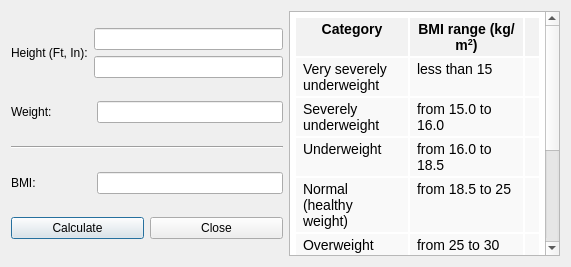
Before: the Qt Designer form mealplanner/calcbmi.ui in escobaros-dos/mealplanner, drawn with Qt 5.
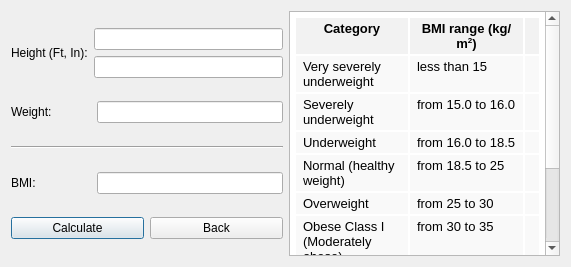
After: the same form once the commit is applied.

What changed in the file:
```diff
--- a/mealplanner/calcbmi.ui
+++ b/mealplanner/calcbmi.ui
@@ -106,7 +106,7 @@
        <item>
         <widget class="QPushButton" name="closeButton">
          <property name="text">
-          <string>Close</string>
+          <string>Back</string>
          </property>
         </widget>
        </item>
@@ -120,61 +120,61 @@
       <string>&lt;!DOCTYPE HTML PUBLIC &quot;-//W3C//DTD HTML 4.0//EN&quot; &quot;http://www.w3.org/TR/REC-html40/strict.dtd&quot;&gt;
 &lt;html&gt;&lt;head&gt;&lt;meta name=&quot;qrichtext&quot; content=&quot;1&quot; /&gt;&lt;style type=&quot;text/css&quot;&gt;
 p, li { white-space: pre-wrap; }
-&lt;/style&gt;&lt;/head&gt;&lt;body style=&quot; font-family:'Droid Sans'; font-size:10pt; font-weight:400; font-style:normal;&quot;&gt;
+&lt;/style&gt;&lt;/head&gt;&lt;body style=&quot; font-family:'MS Shell Dlg 2'; font-size:8.25pt; font-weight:400; font-style:normal;&quot;&gt;
 &lt;table border=&quot;0&quot; style=&quot; margin-top:0px; margin-bottom:0px; margin-left:0px; margin-right:0px;&quot; cellspacing=&quot;2&quot; cellpadding=&quot;0&quot;&gt;
 &lt;tr&gt;
 &lt;td bgcolor=&quot;#f2f2f2&quot; style=&quot; padding-left:7; padding-right:7; padding-top:3; padding-bottom:3;&quot;&gt;
-&lt;p align=&quot;center&quot; style=&quot; margin-top:0px; margin-bottom:0px; margin-left:0px; margin-right:0px; -qt-block-indent:0; text-indent:0px;&quot;&gt;&lt;span style=&quot; font-family:'sans-serif'; font-size:14px; font-weight:600; color:#000000; background-color:#f2f2f2;&quot;&gt;Category&lt;/span&gt;&lt;/p&gt;&lt;/td&gt;
+&lt;p align=&quot;center&quot; style=&quot; margin-top:0px; margin-bottom:0px; margin-left:0px; margin-right:0px; -qt-block-indent:0; text-indent:0px;&quot;&gt;&lt;span style=&quot; font-family:'sans-serif'; font-size:10pt; font-weight:600; color:#000000; background-color:#f2f2f2;&quot;&gt;Category&lt;/span&gt;&lt;/p&gt;&lt;/td&gt;
 &lt;td bgcolor=&quot;#f2f2f2&quot; style=&quot; padding-left:7; padding-right:7; padding-top:3; padding-bottom:3;&quot;&gt;
-&lt;p align=&quot;center&quot; style=&quot; margin-top:0px; margin-bottom:0px; margin-left:0px; margin-right:0px; -qt-block-indent:0; text-indent:0px;&quot;&gt;&lt;span style=&quot; font-family:'sans-serif'; font-size:14px; font-weight:600; color:#000000; background-color:#f2f2f2;&quot;&gt;BMI range (kg/m&lt;/span&gt;&lt;span style=&quot; font-family:'sans-serif'; font-size:14px; font-weight:600; color:#000000; vertical-align:super;&quot;&gt;2&lt;/span&gt;&lt;span style=&quot; font-family:'sans-serif'; font-size:14px; font-weight:600; color:#000000;&quot;&gt;)&lt;/span&gt;&lt;/p&gt;&lt;/td&gt;
+&lt;p align=&quot;center&quot; style=&quot; margin-top:0px; margin-bottom:0px; margin-left:0px; margin-right:0px; -qt-block-indent:0; text-indent:0px;&quot;&gt;&lt;span style=&quot; font-family:'sans-serif'; font-size:10pt; font-weight:600; color:#000000; background-color:#f2f2f2;&quot;&gt;BMI range (kg/m&lt;/span&gt;&lt;span style=&quot; font-family:'sans-serif'; font-size:10pt; font-weight:600; color:#000000; vertical-align:super;&quot;&gt;2&lt;/span&gt;&lt;span style=&quot; font-family:'sans-serif'; font-size:10pt; font-weight:600; color:#000000;&quot;&gt;)&lt;/span&gt;&lt;/p&gt;&lt;/td&gt;
 &lt;td bgcolor=&quot;#f2f2f2&quot; style=&quot; padding-left:7; padding-right:7; padding-top:3; padding-bottom:3;&quot;&gt;&lt;/td&gt;&lt;/tr&gt;
 &lt;tr&gt;
 &lt;td bgcolor=&quot;#f9f9f9&quot; style=&quot; padding-left:7; padding-right:7; padding-top:3; padding-bottom:3;&quot;&gt;
-&lt;p style=&quot; margin-top:0px; margin-bottom:0px; margin-left:0px; margin-right:0px; -qt-block-indent:0; text-indent:0px;&quot;&gt;&lt;span style=&quot; font-family:'sans-serif'; font-size:14px; color:#000000; background-color:#f9f9f9;&quot;&gt;Very severely underweight&lt;/span&gt;&lt;/p&gt;&lt;/td&gt;
+&lt;p style=&quot; margin-top:0px; margin-bottom:0px; margin-left:0px; margin-right:0px; -qt-block-indent:0; text-indent:0px;&quot;&gt;&lt;span style=&quot; font-family:'sans-serif'; font-size:10pt; color:#000000; background-color:#f9f9f9;&quot;&gt;Very severely underweight&lt;/span&gt;&lt;/p&gt;&lt;/td&gt;
 &lt;td bgcolor=&quot;#f9f9f9&quot; style=&quot; padding-left:7; padding-right:7; padding-top:3; padding-bottom:3;&quot;&gt;
-&lt;p style=&quot; margin-top:0px; margin-bottom:0px; margin-left:0px; margin-right:0px; -qt-block-indent:0; text-indent:0px;&quot;&gt;&lt;span style=&quot; font-family:'sans-serif'; font-size:14px; color:#000000; background-color:#f9f9f9;&quot;&gt;less than 15&lt;/span&gt;&lt;/p&gt;&lt;/td&gt;
+&lt;p style=&quot; margin-top:0px; margin-bottom:0px; margin-left:0px; margin-right:0px; -qt-block-indent:0; text-indent:0px;&quot;&gt;&lt;span style=&quot; font-family:'sans-serif'; font-size:10pt; color:#000000; background-color:#f9f9f9;&quot;&gt;less than 15&lt;/span&gt;&lt;/p&gt;&lt;/td&gt;
 &lt;td bgcolor=&quot;#f9f9f9&quot; style=&quot; padding-left:7; padding-right:7; padding-top:3; padding-bottom:3;&quot;&gt;&lt;/td&gt;&lt;/tr&gt;
 &lt;tr&gt;
 &lt;td bgcolor=&quot;#f9f9f9&quot; style=&quot; padding-left:7; padding-right:7; padding-top:3; padding-bottom:3;&quot;&gt;
-&lt;p style=&quot; margin-top:0px; margin-bottom:0px; margin-left:0px; margin-right:0px; -qt-block-indent:0; text-indent:0px;&quot;&gt;&lt;span style=&quot; font-family:'sans-serif'; font-size:14px; color:#000000; background-color:#f9f9f9;&quot;&gt;Severely underweight&lt;/span&gt;&lt;/p&gt;&lt;/td&gt;
+&lt;p style=&quot; margin-top:0px; margin-bottom:0px; margin-left:0px; margin-right:0px; -qt-block-indent:0; text-indent:0px;&quot;&gt;&lt;span style=&quot; font-family:'sans-serif'; font-size:10pt; color:#000000; background-color:#f9f9f9;&quot;&gt;Severely underweight&lt;/span&gt;&lt;/p&gt;&lt;/td&gt;
 &lt;td bgcolor=&quot;#f9f9f9&quot; style=&quot; padding-left:7; padding-right:7; padding-top:3; padding-bottom:3;&quot;&gt;
-&lt;p style=&quot; margin-top:0px; margin-bottom:0px; margin-left:0px; margin-right:0px; -qt-block-indent:0; text-indent:0px;&quot;&gt;&lt;span style=&quot; font-family:'sans-serif'; font-size:14px; color:#000000; background-color:#f9f9f9;&quot;&gt;from 15.0 to 16.0&lt;/span&gt;&lt;/p&gt;&lt;/td&gt;
+&lt;p style=&quot; margin-top:0px; margin-bottom:0px; margin-left:0px; margin-right:0px; -qt-block-indent:0; text-indent:0px;&quot;&gt;&lt;span style=&quot; font-family:'sans-serif'; font-size:10pt; color:#000000; background-color:#f9f9f9;&quot;&gt;from 15.0 to 16.0&lt;/span&gt;&lt;/p&gt;&lt;/td&gt;
 &lt;td bgcolor=&quot;#f9f9f9&quot; style=&quot; padding-left:7; padding-right:7; padding-top:3; padding-bottom:3;&quot;&gt;&lt;/td&gt;&lt;/tr&gt;
 &lt;tr&gt;
 &lt;td bgcolor=&quot;#f9f9f9&quot; style=&quot; padding-left:7; padding-right:7; padding-top:3; padding-bottom:3;&quot;&gt;
-&lt;p style=&quot; margin-top:0px; margin-bottom:0px; margin-left:0px; margin-right:0px; -qt-block-indent:0; text-indent:0px;&quot;&gt;&lt;span style=&quot; font-family:'sans-serif'; font-size:14px; color:#000000; background-color:#f9f9f9;&quot;&gt;Underweight&lt;/span&gt;&lt;/p&gt;&lt;/td&gt;
+&lt;p style=&quot; margin-top:0px; margin-bottom:0px; margin-left:0px; margin-right:0px; -qt-block-indent:0; text-indent:0px;&quot;&gt;&lt;span style=&quot; font-family:'sans-serif'; font-size:10pt; color:#000000; background-color:#f9f9f9;&quot;&gt;Underweight&lt;/span&gt;&lt;/p&gt;&lt;/td&gt;
 &lt;td bgcolor=&quot;#f9f9f9&quot; style=&quot; padding-left:7; padding-right:7; padding-top:3; padding-bottom:3;&quot;&gt;
-&lt;p style=&quot; margin-top:0px; margin-bottom:0px; margin-left:0px; margin-right:0px; -qt-block-indent:0; text-indent:0px;&quot;&gt;&lt;span style=&quot; font-family:'sans-serif'; font-size:14px; color:#000000; background-color:#f9f9f9;&quot;&gt;from 16.0 to 18.5&lt;/span&gt;&lt;/p&gt;&lt;/td&gt;
+&lt;p style=&quot; margin-top:0px; margin-bottom:0px; margin-left:0px; margin-right:0px; -qt-block-indent:0; text-indent:0px;&quot;&gt;&lt;span style=&quot; font-family:'sans-serif'; font-size:10pt; color:#000000; background-color:#f9f9f9;&quot;&gt;from 16.0 to 18.5&lt;/span&gt;&lt;/p&gt;&lt;/td&gt;
 &lt;td bgcolor=&quot;#f9f9f9&quot; style=&quot; padding-left:7; padding-right:7; padding-top:3; padding-bottom:3;&quot;&gt;&lt;/td&gt;&lt;/tr&gt;
 &lt;tr&gt;
 &lt;td bgcolor=&quot;#f9f9f9&quot; style=&quot; padding-left:7; padding-right:7; padding-top:3; padding-bottom:3;&quot;&gt;
-&lt;p style=&quot; margin-top:0px; margin-bottom:0px; margin-left:0px; margin-right:0px; -qt-block-indent:0; text-indent:0px;&quot;&gt;&lt;span style=&quot; font-family:'sans-serif'; font-size:14px; color:#000000; background-color:#f9f9f9;&quot;&gt;Normal (healthy weight)&lt;/span&gt;&lt;/p&gt;&lt;/td&gt;
+&lt;p style=&quot; margin-top:0px; margin-bottom:0px; margin-left:0px; margin-right:0px; -qt-block-indent:0; text-indent:0px;&quot;&gt;&lt;span style=&quot; font-family:'sans-serif'; font-size:10pt; color:#000000; background-color:#f9f9f9;&quot;&gt;Normal (healthy weight)&lt;/span&gt;&lt;/p&gt;&lt;/td&gt;
 &lt;td bgcolor=&quot;#f9f9f9&quot; style=&quot; padding-left:7; padding-right:7; padding-top:3; padding-bottom:3;&quot;&gt;
-&lt;p style=&quot; margin-top:0px; margin-bottom:0px; margin-left:0px; margin-right:0px; -qt-block-indent:0; text-indent:0px;&quot;&gt;&lt;span style=&quot; font-family:'sans-serif'; font-size:14px; color:#000000; background-color:#f9f9f9;&quot;&gt;from 18.5 to 25&lt;/span&gt;&lt;/p&gt;&lt;/td&gt;
+&lt;p style=&quot; margin-top:0px; margin-bottom:0px; margin-left:0px; margin-right:0px; -qt-block-indent:0; text-indent:0px;&quot;&gt;&lt;span style=&quot; font-family:'sans-serif'; font-size:10pt; color:#000000; background-color:#f9f9f9;&quot;&gt;from 18.5 to 25&lt;/span&gt;&lt;/p&gt;&lt;/td&gt;
 &lt;td bgcolor=&quot;#f9f9f9&quot; style=&quot; padding-left:7; padding-right:7; padding-top:3; padding-bottom:3;&quot;&gt;&lt;/td&gt;&lt;/tr&gt;
 &lt;tr&gt;
 &lt;td bgcolor=&quot;#f9f9f9&quot; style=&quot; padding-left:7; padding-right:7; padding-top:3; padding-bottom:3;&quot;&gt;
-&lt;p style=&quot; margin-top:0px; margin-bottom:0px; margin-left:0px; margin-right:0px; -qt-block-indent:0; text-indent:0px;&quot;&gt;&lt;span style=&quot; font-family:'sans-serif'; font-size:14px; color:#000000; background-color:#f9f9f9;&quot;&gt;Overweight&lt;/span&gt;&lt;/p&gt;&lt;/td&gt;
+&lt;p style=&quot; margin-top:0px; margin-bottom:0px; margin-left:0px; margin-right:0px; -qt-block-indent:0; text-indent:0px;&quot;&gt;&lt;span style=&quot; font-family:'sans-serif'; font-size:10pt; color:#000000; background-color:#f9f9f9;&quot;&gt;Overweight&lt;/span&gt;&lt;/p&gt;&lt;/td&gt;
 &lt;td bgcolor=&quot;#f9f9f9&quot; style=&quot; padding-left:7; padding-right:7; padding-top:3; padding-bottom:3;&quot;&gt;
-&lt;p style=&quot; margin-top:0px; margin-bottom:0px; margin-left:0px; margin-right:0px; -qt-block-indent:0; text-indent:0px;&quot;&gt;&lt;span style=&quot; font-family:'sans-serif'; font-size:14px; color:#000000; background-color:#f9f9f9;&quot;&gt;from 25 to 30&lt;/span&gt;&lt;/p&gt;&lt;/td&gt;
+&lt;p style=&quot; margin-top:0px; margin-bottom:0px; margin-left:0px; margin-right:0px; -qt-block-indent:0; text-indent:0px;&quot;&gt;&lt;span style=&quot; font-family:'sans-serif'; font-size:10pt; color:#000000; background-color:#f9f9f9;&quot;&gt;from 25 to 30&lt;/span&gt;&lt;/p&gt;&lt;/td&gt;
 &lt;td bgcolor=&quot;#f9f9f9&quot; style=&quot; padding-left:7; padding-right:7; padding-top:3; padding-bottom:3;&quot;&gt;&lt;/td&gt;&lt;/tr&gt;
 &lt;tr&gt;
 &lt;td bgcolor=&quot;#f9f9f9&quot; style=&quot; padding-left:7; padding-right:7; padding-top:3; padding-bottom:3;&quot;&gt;
-&lt;p style=&quot; margin-top:0px; margin-bottom:0px; margin-left:0px; margin-right:0px; -qt-block-indent:0; text-indent:0px;&quot;&gt;&lt;span style=&quot; font-family:'sans-serif'; font-size:14px; color:#000000; background-color:#f9f9f9;&quot;&gt;Obese Class I (Moderately obese)&lt;/span&gt;&lt;/p&gt;&lt;/td&gt;
+&lt;p style=&quot; margin-top:0px; margin-bottom:0px; margin-left:0px; margin-right:0px; -qt-block-indent:0; text-indent:0px;&quot;&gt;&lt;span style=&quot; font-family:'sans-serif'; font-size:10pt; color:#000000; background-color:#f9f9f9;&quot;&gt;Obese Class I (Moderately obese)&lt;/span&gt;&lt;/p&gt;&lt;/td&gt;
 &lt;td bgcolor=&quot;#f9f9f9&quot; style=&quot; padding-left:7; padding-right:7; padding-top:3; padding-bottom:3;&quot;&gt;
-&lt;p style=&quot; margin-top:0px; margin-bottom:0px; margin-left:0px; margin-right:0px; -qt-block-indent:0; text-indent:0px;&quot;&gt;&lt;span style=&quot; font-family:'sans-serif'; font-size:14px; color:#000000; background-color:#f9f9f9;&quot;&gt;from 30 to 35&lt;/span&gt;&lt;/p&gt;&lt;/td&gt;
+&lt;p style=&quot; margin-top:0px; margin-bottom:0px; margin-left:0px; margin-right:0px; -qt-block-indent:0; text-indent:0px;&quot;&gt;&lt;span style=&quot; font-family:'sans-serif'; font-size:10pt; color:#000000; background-color:#f9f9f9;&quot;&gt;from 30 to 35&lt;/span&gt;&lt;/p&gt;&lt;/td&gt;
 &lt;td bgcolor=&quot;#f9f9f9&quot; style=&quot; padding-left:7; padding-right:7; padding-top:3; padding-bottom:3;&quot;&gt;&lt;/td&gt;&lt;/tr&gt;
 &lt;tr&gt;
 &lt;td bgcolor=&quot;#f9f9f9&quot; style=&quot; padding-left:7; padding-right:7; padding-top:3; padding-bottom:3;&quot;&gt;
-&lt;p style=&quot; margin-top:0px; margin-bottom:0px; margin-left:0px; margin-right:0px; -qt-block-indent:0; text-indent:0px;&quot;&gt;&lt;span style=&quot; font-family:'sans-serif'; font-size:14px; color:#000000; background-color:#f9f9f9;&quot;&gt;Obese Class II (Severely obese)&lt;/span&gt;&lt;/p&gt;&lt;/td&gt;
+&lt;p style=&quot; margin-top:0px; margin-bottom:0px; margin-left:0px; margin-right:0px; -qt-block-indent:0; text-indent:0px;&quot;&gt;&lt;span style=&quot; font-family:'sans-serif'; font-size:10pt; color:#000000; background-color:#f9f9f9;&quot;&gt;Obese Class II (Severely obese)&lt;/span&gt;&lt;/p&gt;&lt;/td&gt;
 &lt;td bgcolor=&quot;#f9f9f9&quot; style=&quot; padding-left:7; padding-right:7; padding-top:3; padding-bottom:3;&quot;&gt;
-&lt;p style=&quot; margin-top:0px; margin-bottom:0px; margin-left:0px; margin-right:0px; -qt-block-indent:0; text-indent:0px;&quot;&gt;&lt;span style=&quot; font-family:'sans-serif'; font-size:14px; color:#000000; background-color:#f9f9f9;&quot;&gt;from 35 to 40&lt;/span&gt;&lt;/p&gt;&lt;/td&gt;
+&lt;p style=&quot; margin-top:0px; margin-bottom:0px; margin-left:0px; margin-right:0px; -qt-block-indent:0; text-indent:0px;&quot;&gt;&lt;span style=&quot; font-family:'sans-serif'; font-size:10pt; color:#000000; background-color:#f9f9f9;&quot;&gt;from 35 to 40&lt;/span&gt;&lt;/p&gt;&lt;/td&gt;
 &lt;td bgcolor=&quot;#f9f9f9&quot; style=&quot; padding-left:7; padding-right:7; padding-top:3; padding-bottom:3;&quot;&gt;&lt;/td&gt;&lt;/tr&gt;
 &lt;tr&gt;
 &lt;td bgcolor=&quot;#f9f9f9&quot; style=&quot; padding-left:7; padding-right:7; padding-top:3; padding-bottom:3;&quot;&gt;
-&lt;p style=&quot; margin-top:0px; margin-bottom:0px; margin-left:0px; margin-right:0px; -qt-block-indent:0; text-indent:0px;&quot;&gt;&lt;span style=&quot; font-family:'sans-serif'; font-size:14px; color:#000000; background-color:#f9f9f9;&quot;&gt;Obese Class III (Very severely obese)&lt;/span&gt;&lt;/p&gt;&lt;/td&gt;
+&lt;p style=&quot; margin-top:0px; margin-bottom:0px; margin-left:0px; margin-right:0px; -qt-block-indent:0; text-indent:0px;&quot;&gt;&lt;span style=&quot; font-family:'sans-serif'; font-size:10pt; color:#000000; background-color:#f9f9f9;&quot;&gt;Obese Class III (Very severely obese)&lt;/span&gt;&lt;/p&gt;&lt;/td&gt;
 &lt;td bgcolor=&quot;#f9f9f9&quot; style=&quot; padding-left:7; padding-right:7; padding-top:3; padding-bottom:3;&quot;&gt;
-&lt;p style=&quot; margin-top:0px; margin-bottom:0px; margin-left:0px; margin-right:0px; -qt-block-indent:0; text-indent:0px;&quot;&gt;&lt;span style=&quot; font-family:'sans-serif'; font-size:14px; color:#000000; background-color:#f9f9f9;&quot;&gt;over 40&lt;/span&gt;&lt;/p&gt;&lt;/td&gt;
+&lt;p style=&quot; margin-top:0px; margin-bottom:0px; margin-left:0px; margin-right:0px; -qt-block-indent:0; text-indent:0px;&quot;&gt;&lt;span style=&quot; font-family:'sans-serif'; font-size:10pt; color:#000000; background-color:#f9f9f9;&quot;&gt;over 40&lt;/span&gt;&lt;/p&gt;&lt;/td&gt;
 &lt;td bgcolor=&quot;#f9f9f9&quot; style=&quot; padding-left:7; padding-right:7; padding-top:3; padding-bottom:3;&quot;&gt;&lt;/td&gt;&lt;/tr&gt;&lt;/table&gt;&lt;/body&gt;&lt;/html&gt;</string>
      </property>
     </widget>
```
Left out of the diff: 4 changed lines with no effect on the pictures.
